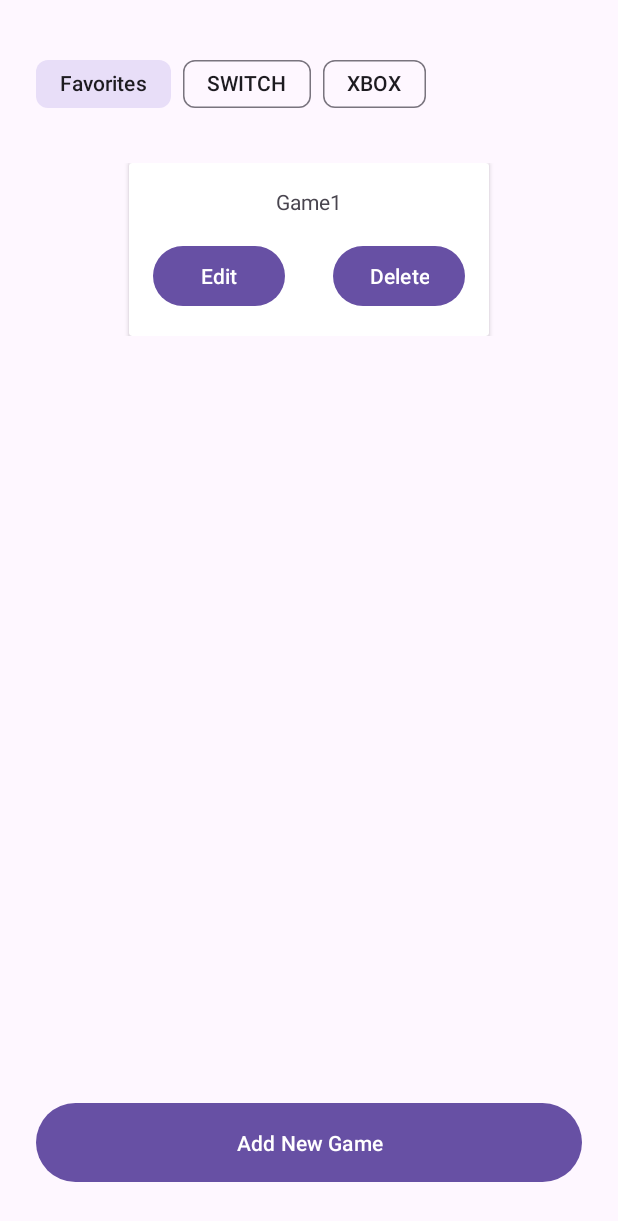
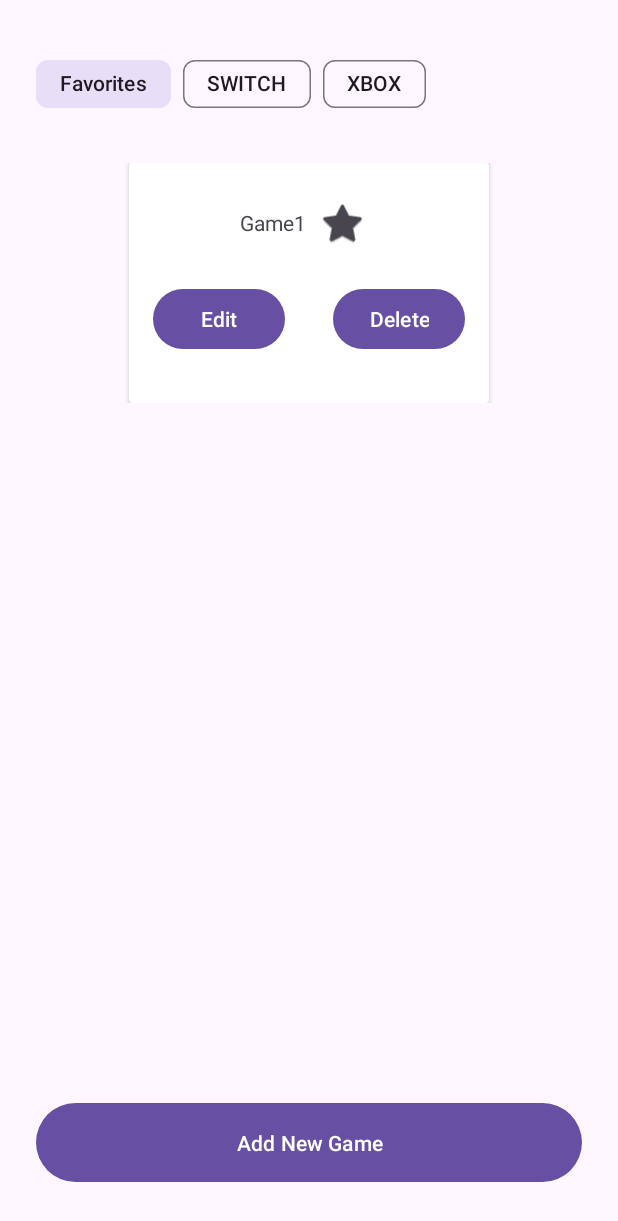
Before and after one commit to emilygranville/videogamelist, an Android app: the screen it shows after launch (MainActivity), after a tap on "Favorites", on a phone screen of 412 x 824 dp. Shown: the top 1221 px of the screen. Run offline under Robolectric (Android 15) with nearby library versions, the phone set to English and light mode, and no system bars.

Commit message:
Adds favorite button to videogame_card.xml

```diff
--- a/app/app/src/main/res/layout/videogame_card.xml
+++ b/app/app/src/main/res/layout/videogame_card.xml
@@ -1,5 +1,6 @@
 <?xml version="1.0" encoding="utf-8"?>
 <androidx.constraintlayout.widget.ConstraintLayout xmlns:android="http://schemas.android.com/apk/res/android"
+    xmlns:tools="http://schemas.android.com/tools"
     android:layout_width="match_parent"
     android:layout_height="wrap_content"
     android:layout_marginBottom="16dp"
@@ -15,19 +16,41 @@
 
         <androidx.constraintlayout.widget.ConstraintLayout
             android:layout_width="match_parent"
-            android:layout_height="wrap_content"
+            android:layout_height="match_parent"
             android:paddingTop="16dp"
             android:paddingBottom="16dp">
 
-            <TextView
-                android:id="@+id/videogame_name"
+            <LinearLayout
+                android:id="@+id/horizontal"
                 android:layout_width="wrap_content"
                 android:layout_height="wrap_content"
                 android:layout_marginStart="16dp"
                 android:layout_marginEnd="16dp"
+                android:orientation="horizontal"
                 app:layout_constraintEnd_toEndOf="parent"
                 app:layout_constraintStart_toStartOf="parent"
-                app:layout_constraintTop_toTopOf="parent" />
+                app:layout_constraintTop_toTopOf="parent"
+                android:gravity="center_vertical">
+
+                <TextView
+                    android:id="@+id/videogame_name"
+                    android:layout_width="wrap_content"
+                    android:layout_height="wrap_content"
+                    />
+
+                <CheckBox
+                    android:id="@+id/favorite_btn"
+                    android:layout_width="48dp"
+                    android:layout_height="48dp"
+                    android:adjustViewBounds="true"
+                    android:background="#00FFFFFF"
+                    android:contentDescription="@string/favorite_button_alt_text"
+                    android:scaleType="centerInside"
+                    app:layout_constraintVertical_bias="1.0"
+                    android:button="@android:drawable/btn_star_big_off" />
+            </LinearLayout>
+
+
 
             <Button
                 android:id="@+id/vg_edit_btn"
@@ -36,10 +59,12 @@
                 android:layout_marginStart="16dp"
                 android:layout_marginTop="16dp"
                 android:layout_marginEnd="16dp"
+                android:layout_marginBottom="16dp"
                 android:text="@string/display_edit_btn_text"
+                app:layout_constraintBottom_toBottomOf="parent"
                 app:layout_constraintEnd_toStartOf="@+id/vg_delete_btn"
                 app:layout_constraintStart_toStartOf="parent"
-                app:layout_constraintTop_toBottomOf="@+id/videogame_name" />
+                app:layout_constraintTop_toBottomOf="@+id/horizontal" />
 
             <Button
                 android:id="@+id/vg_delete_btn"
@@ -48,10 +73,12 @@
                 android:layout_marginStart="16dp"
                 android:layout_marginTop="16dp"
                 android:layout_marginEnd="16dp"
+                android:layout_marginBottom="16dp"
                 android:text="@string/display_delete_btn_text"
+                app:layout_constraintBottom_toBottomOf="parent"
                 app:layout_constraintEnd_toEndOf="parent"
                 app:layout_constraintStart_toEndOf="@+id/vg_edit_btn"
-                app:layout_constraintTop_toBottomOf="@+id/videogame_name" />
+                app:layout_constraintTop_toBottomOf="@+id/horizontal" />
 
             <TextView
                 android:id="@+id/consoles_txt"
--- a/app/app/src/main/res/values/strings.xml
+++ b/app/app/src/main/res/values/strings.xml
@@ -21,4 +21,5 @@
     <string name="add_new_game_btn_txt">Add New Game</string>
     <string name="no_games_text">No games here</string>
     <string name="favorites_chip_text">Favorites</string>
+    <string name="favorite_button_alt_text">favorite button</string>
 </resources>
```
